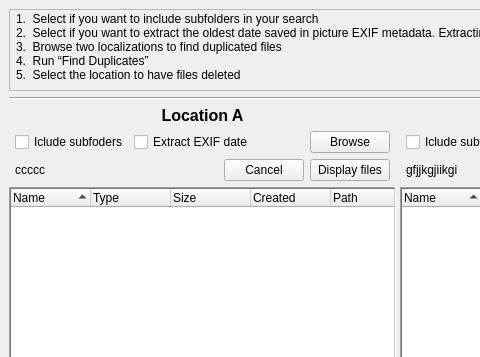
Old version of the form GUI.ui in the repository Zwornik/2202_File_manag; both pictures show x 0 to 480 and y 0 to 357 of the 887 by 950 pixel window.
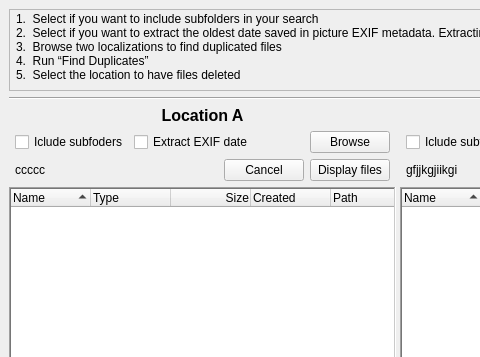
New version of the form.

Commit message: Depth of file search in folder structure in progress

```diff
--- a/GUI.ui
+++ b/GUI.ui
@@ -468,6 +468,9 @@
                <property name="text">
                 <string>Size</string>
                </property>
+               <property name="textAlignment">
+                <set>AlignTrailing|AlignVCenter</set>
+               </property>
               </column>
               <column>
                <property name="text">
```
The commit also changes 1 other file.
